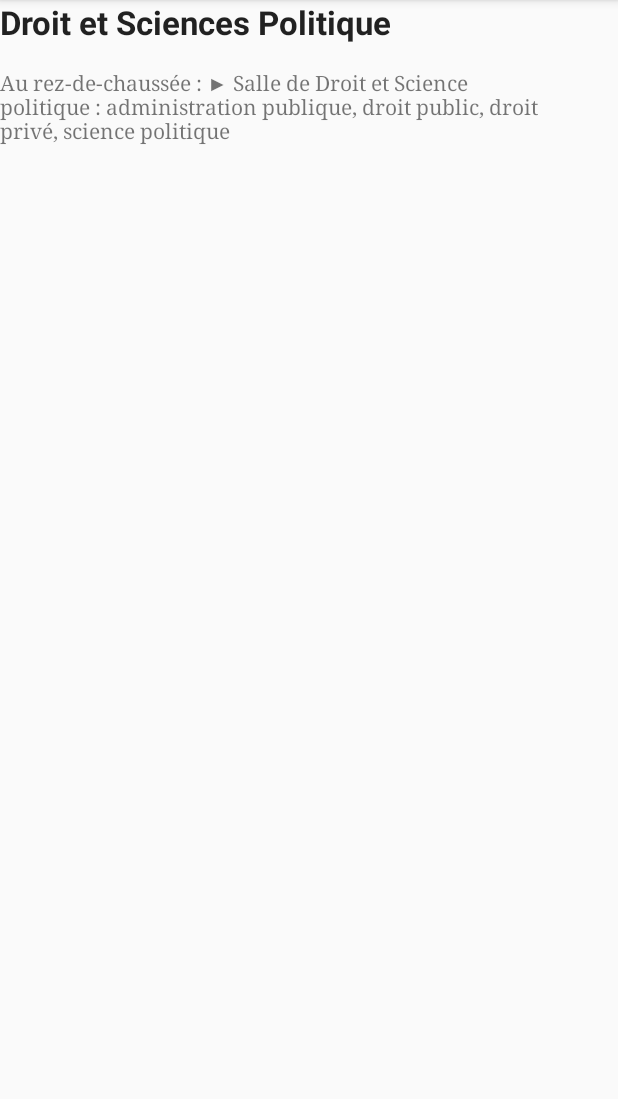
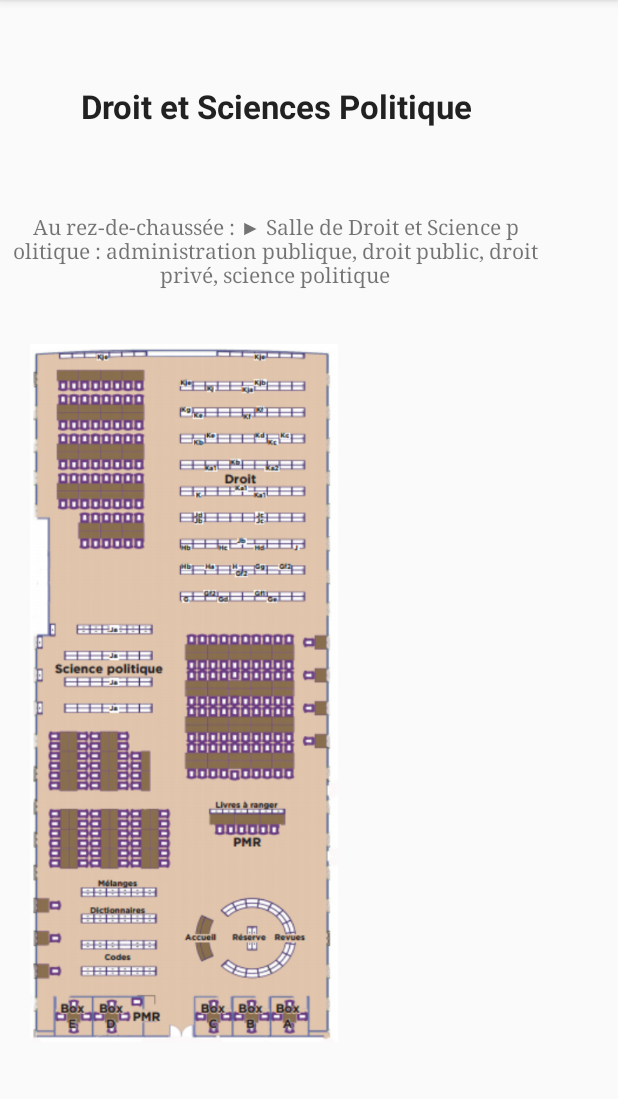
Before and after one commit to Miage-Paris-Ouest/m1c20152016-planibu, an Android app: the SelectionDisciplineDroit screen opened directly, with no data from a screen before it, on a phone screen of 412 x 824 dp, the part 84-1183 px from its top. Run offline under Robolectric (Android 15) with nearby library versions, the light colour scheme and no system bars.

Commit message:
accueil/droit/langue/eco/acces
modifications dans le string et les pages

```diff
--- a/app/src/main/AndroidManifest.xml
+++ b/app/src/main/AndroidManifest.xml
@@ -7,6 +7,8 @@
         android:icon="@mipmap/ic_launcher"
         android:label="@string/app_name"
         android:theme="@style/AppTheme">
+
+
         <activity
             android:name=".MainActivity"
             android:label="Plan BU"
@@ -17,6 +19,8 @@
                 <category android:name="android.intent.category.LAUNCHER" />
             </intent-filter>
         </activity>
+
+
         <activity android:name=".SelectionDiscipline" />
        <!-- <activity android:name=".lireCSV" /> -->
         <activity android:name=".SelectionSousDiscipline"></activity>
--- a/app/src/main/res/layout/activity_selection_discipline_droit.xml
+++ b/app/src/main/res/layout/activity_selection_discipline_droit.xml
@@ -5,19 +5,29 @@
     android:weightSum="1">
 
     <TextView
-        android:layout_width="305dp"
+        android:layout_width="368dp"
         android:layout_height="45dp"
         android:textAppearance="?android:attr/textAppearanceLarge"
-        android:text="@string/disciplines_titre"
+        android:text="@string/disciplinesDroit_titre"
         android:id="@+id/textView2"
-        android:textStyle="bold" />
+        android:textStyle="bold"
+        android:layout_weight="0.29"
+        android:gravity="center_vertical|center_horizontal" />
 
     <TextView
         android:layout_width="367dp"
-        android:layout_height="129dp"
+        android:layout_height="88dp"
         android:id="@+id/disciplineDroit_textView_description"
         android:layout_gravity="center_vertical"
         android:typeface="serif"
-        android:text="@string/disciplines_description" />
+        android:text="@string/disciplinesDroit_description"
+        android:gravity="center_horizontal" />
+
+    <ImageView
+        android:layout_width="245dp"
+        android:layout_height="303dp"
+        android:id="@+id/imageView4"
+        android:src="@drawable/plandroit"
+        android:layout_weight="0.49" />
 
 </LinearLayout>
--- a/app/src/main/res/values/strings.xml
+++ b/app/src/main/res/values/strings.xml
@@ -6,22 +6,43 @@
 
     <string name="action_settings">Settings</string>
 
-    <string name="horaires_titre">Nos Horaires</string>
-    <string name="jours_semaine">Lundi au Vendredi</string>
-    <string name="horaires_semaine">8h30 - 20h</string>
-    <string name="horaires_img">img</string>
-
-    <string name="disciplines_titre">Droit et Sciences Politique</string>
-    <string name="disciplines_description"> Au rez-de-chaussée : ► Salle de Droit et Science politique : administration publique, droit public, droit privé, science politique
-</string>
+    <string name="accueil_titre">Bibliothèque Universitaire de Paris 10</string>
 
     <string-array name="nomDisciplines">
         <item>Droit</item>
         <item>Sciences Humaines</item>
         <item>Economie</item>
     </string-array>
+
+
     <string name="title_activity_main">MainActivity</string>
     <string name="title_activity_main2">Main2Activity</string>
 
+    <!--PAGE HORAIRES ET ACCES-->
+    <string name="horaires_titre">Nos Horaires</string>
+    <string name="jours_semaine">Lundi au Vendredi</string>
+    <string name="horaires_semaine">8h30 - 20h</string>
+    <string name="horaires_img">img</string>
+    <string name="horaires_titre_acces">Accès</string>
+
+    <!-- PAGE SELECT DISCIPLINE DROIT -->
+    <string name="disciplinesDroit_titre">Droit et Sciences Politique</string>
+    <string name="disciplinesDroit_description"> Au rez-de-chaussée : ► Salle de Droit et Science p
+        olitique : administration publique, droit public, droit privé, science politique
+</string>
+
+    <!-- PAGE SELECT DISCIPLINE SCIENCES ECONOMIQUES -->
+    <string name="disciplinesEco_titre">Sciences Economiques</string>
+    <string name="disciplinesEco_description"> Au rez-de-chaussée : ►économie, mathématiques, infor
+        matique, généralités (préparation concours, orientation professionnelle)
+La Vidéothèque,  les ouvrages de cinéma et les périodiques se trouvent également dans cette salle
+</string>
+
+
+    <!-- PAGE SELECT DISCIPLINE LANGUE ET LITTERATURE -->
+    <string name="disciplinesLit_titre">Langues et Littérature</string>
+    <string name="disciplinesLit_description"> Au Premier étage: ►langues, lettres classiques,
+        littérature française, littérature générale, linguistique
+</string>
 
 </resources>
```
Also changed, not shown: app/src/main/res/layout/activity_selection_discipline_eco.xml (+24 -1 lines), app/src/main/res/layout/activity_selection_discipline_litterature.xml (+28 -1 lines), app/src/main/res/layout/activity_selection_horaires.xml (+56 -23 lines), app/src/main/res/layout/content_main.xml (+18 -0 lines), app/src/main/res/menu/activity_main_drawer.xml (+10 -2 lines), app/src/main/res/drawable/buplan.PNG (added), app/src/main/res/drawable/plan_acces.png (added), app/src/main/res/drawable/plandroit.PNG (added), app/src/main/res/drawable/planss.PNG (added).
